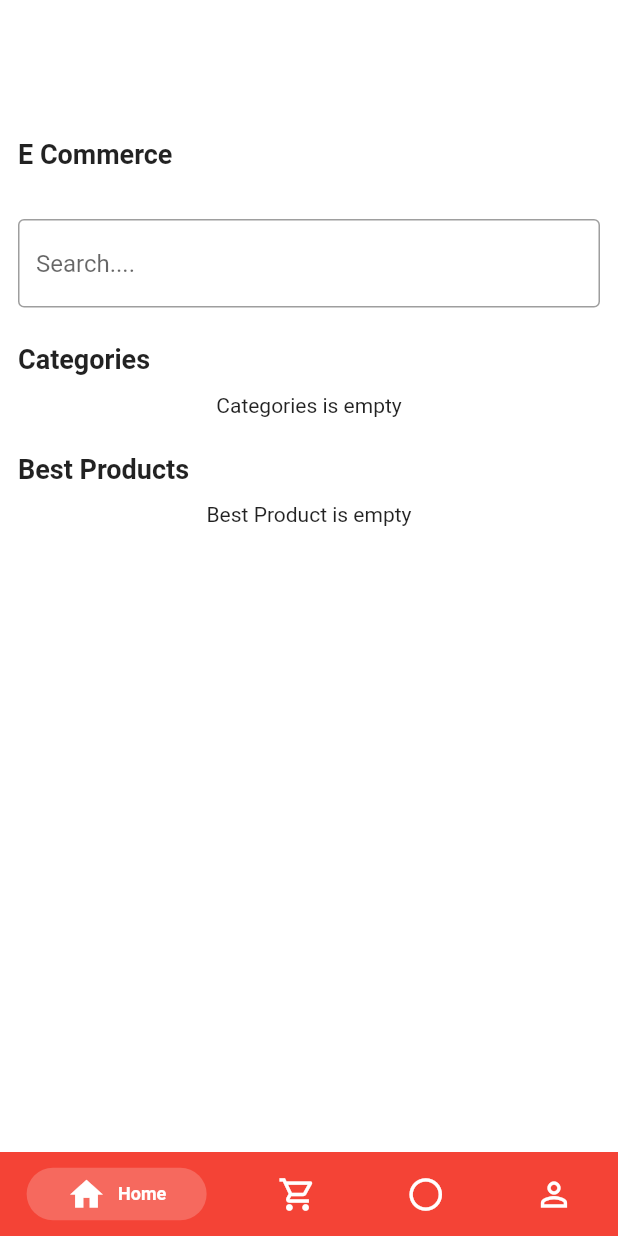
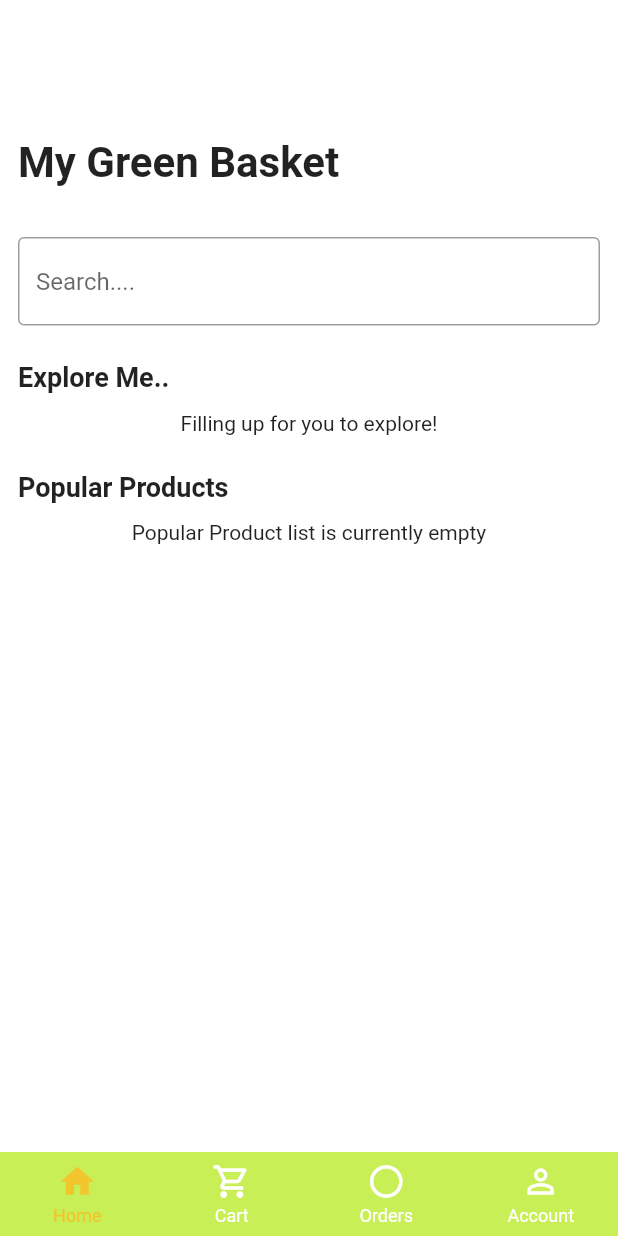
Before and after one commit to deepi-badshah/my_green_basket, a Flutter app: the screen it shows once a user with an empty profile is signed in, on a phone screen of 412 x 824 dp. Run offline on Flutter 3.47's test engine with Material 2 defaults, Android fonts, the light colour scheme and no system bars; drawn by our look-alikes of persistent_bottom_nav_bar; our stand-ins replace cloud_firestore, firebase_auth, firebase_core, firebase_messaging, firebase_storage, fluttertoast and 1 more; missing offline and left inert: flutter_stripe; accounts and stored records are empty.

Commit message:
product deatials updated

```diff
--- a/lib/constants/constants.dart
+++ b/lib/constants/constants.dart
@@ -19,7 +19,7 @@ showLoaderDialog(BuildContext context) {
           mainAxisSize: MainAxisSize.min,
           children: [
             const CircularProgressIndicator(
-              color: Color(0xffe16555),
+              color: Color.fromARGB(179, 177, 232, 14),
             ),
             const SizedBox(
               height: 18.0,
--- a/lib/constants/theme.dart
+++ b/lib/constants/theme.dart
@@ -2,15 +2,17 @@ import 'package:flutter/material.dart';
 
 ThemeData themeData = ThemeData(
     scaffoldBackgroundColor: Colors.white,
-  primaryColor: Colors.red,
+    primaryColor: Color.fromARGB(179, 177, 232, 14),
     outlinedButtonTheme: OutlinedButtonThemeData(
         style: OutlinedButton.styleFrom(
-          foregroundColor: Colors.red,
+            foregroundColor: Color.fromARGB(179, 177, 232, 14),
             textStyle: const TextStyle(
-            color: Colors.red,
+              color: Color.fromARGB(179, 177, 232, 14),
             ),
-          side: const BorderSide(color: Colors.red, width: 1.7),
-          disabledForegroundColor: Colors.red.withOpacity(0.38))),
+            side: const BorderSide(
+                color: Color.fromARGB(179, 177, 232, 14), width: 1.7),
+            disabledForegroundColor:
+                Color.fromARGB(179, 177, 232, 14).withOpacity(0.38))),
     inputDecorationTheme: InputDecorationTheme(
       border: outlineInputBorder,
       errorBorder: outlineInputBorder,
@@ -22,24 +24,20 @@ ThemeData themeData = ThemeData(
     ),
     elevatedButtonTheme: ElevatedButtonThemeData(
       style: ElevatedButton.styleFrom(
-      backgroundColor: Colors.red,
+        backgroundColor: Color.fromARGB(179, 177, 232, 14),
         textStyle: const TextStyle(
           fontSize: 18.0,
         ),
         disabledBackgroundColor: Colors.grey,
       ),
     ),
-  primarySwatch:Colors.red ,
-  canvasColor:  Colors.red,
+    primarySwatch: Colors.red,
+    canvasColor: Colors.red,
     appBarTheme: const AppBarTheme(
         backgroundColor: Colors.white,
         elevation: 0.0,
-    toolbarTextStyle: TextStyle(
-      color: Colors.black
-    ),
-    iconTheme: IconThemeData(color: Colors.black)
-  )
-);
+        toolbarTextStyle: TextStyle(color: Colors.black),
+        iconTheme: IconThemeData(color: Colors.black)));
 
 OutlineInputBorder outlineInputBorder = const OutlineInputBorder(
   borderSide: BorderSide(
--- a/lib/main.dart
+++ b/lib/main.dart
@@ -29,7 +29,7 @@ class MyApp extends StatelessWidget {
       create: (context) => AppProvider(),
       child: MaterialApp(
         debugShowCheckedModeBanner: false,
-        title: 'Youtube E-Commerce',
+        title: 'My Green Basket',
         theme: themeData,
         home: StreamBuilder(
           stream: FirebaseAuthHelper.instance.getAuthChange,
--- a/lib/screens/auth_ui/login/login.dart
+++ b/lib/screens/auth_ui/login/login.dart
@@ -28,12 +28,12 @@ class _LoginState extends State<Login> {
     return Scaffold(
       body: SingleChildScrollView(
         child: Padding(
-          padding: const EdgeInsets.all(12.0),
+          padding:
+              const EdgeInsets.only(left: 20, right: 20, top: 10, bottom: 10),
           child: Column(
             crossAxisAlignment: CrossAxisAlignment.start,
             children: [
-              const TopTitles(
-                  subtitle: "Welcome Back To E Commerce App", title: "Login"),
+              const TopTitles(subtitle: "Hey! Welcome Again", title: "Login"),
               const SizedBox(
                 height: 46.0,
               ),
--- a/lib/screens/auth_ui/welcome/welcome.dart
+++ b/lib/screens/auth_ui/welcome/welcome.dart
@@ -14,12 +14,13 @@ class Welcome extends StatelessWidget {
   Widget build(BuildContext context) {
     return Scaffold(
       body: Padding(
-        padding: const EdgeInsets.all(12.0),
+        padding:
+            const EdgeInsets.only(left: 20, right: 20, top: 10, bottom: 10),
         child: Column(
           crossAxisAlignment: CrossAxisAlignment.start,
           children: [
             const TopTitles(
-                subtitle: "Buy AnyItems From Using App ", title: "Welcome"),
+                subtitle: "Taste the nature's art", title: "Hello!"),
             Center(
               child: Image.asset(
                 AssetsImages.instance.welcomeImage,
--- a/lib/screens/custom_bottom_bar/custom_bottom_bar.dart
+++ b/lib/screens/custom_bottom_bar/custom_bottom_bar.dart
@@ -32,28 +32,28 @@ class _CustomBottomBarState extends State<CustomBottomBar> {
           icon: const Icon(Icons.home),
           inactiveIcon: const Icon(Icons.home_outlined),
           title: "Home",
-          activeColorPrimary: Colors.white,
+          activeColorPrimary: Color.fromARGB(252, 243, 196, 43),
           inactiveColorPrimary: Colors.white,
         ),
         PersistentBottomNavBarItem(
           icon: const Icon(Icons.shopping_cart),
           inactiveIcon: const Icon(Icons.shopping_cart_outlined),
           title: "Cart",
-          activeColorPrimary: Colors.white,
+          activeColorPrimary: Color.fromARGB(252, 243, 196, 43),
           inactiveColorPrimary: Colors.white,
         ),
         PersistentBottomNavBarItem(
           icon: const Icon(Icons.circle_rounded),
           inactiveIcon: const Icon(Icons.circle_outlined),
           title: "Orders",
-          activeColorPrimary: Colors.white,
+          activeColorPrimary: Color.fromARGB(252, 243, 196, 43),
           inactiveColorPrimary: Colors.white,
         ),
         PersistentBottomNavBarItem(
           icon: const Icon(Icons.person),
           inactiveIcon: const Icon(Icons.person_outline),
           title: "Account",
-          activeColorPrimary: Colors.white,
+          activeColorPrimary: Color.fromARGB(252, 243, 196, 43),
           inactiveColorPrimary: Colors.white,
         ),
       ];
@@ -71,9 +71,10 @@ class _CustomBottomBarState extends State<CustomBottomBar> {
               : kBottomNavigationBarHeight,
           bottomScreenMargin: 0,
 
-          backgroundColor: Theme.of(context).primaryColor,
+          backgroundColor: Color.fromARGB(179, 177, 232, 14),
           hideNavigationBar: _hideNavBar,
-          decoration: const NavBarDecoration(colorBehindNavBar: Colors.indigo),
+          decoration: const NavBarDecoration(
+              colorBehindNavBar: Color.fromARGB(179, 177, 232, 14)),
           itemAnimationProperties: const ItemAnimationProperties(
             duration: Duration(milliseconds: 400),
             curve: Curves.ease,
@@ -81,8 +82,8 @@ class _CustomBottomBarState extends State<CustomBottomBar> {
           screenTransitionAnimation: const ScreenTransitionAnimation(
             animateTabTransition: true,
           ),
-          navBarStyle:
-              NavBarStyle.style1, // Choose the nav bar style with this property
+          navBarStyle: NavBarStyle
+              .neumorphic, // Choose the nav bar style with this property
         ),
       );
 }
--- a/lib/screens/home/home.dart
+++ b/lib/screens/home/home.dart
@@ -66,7 +66,9 @@ class _HomeState extends State<Home> {
                 height: 100,
                 width: 100,
                 alignment: Alignment.center,
-                child: const CircularProgressIndicator(),
+                child: const CircularProgressIndicator(
+                  color: Color.fromARGB(179, 177, 232, 14),
+                ),
               ),
             )
           : SingleChildScrollView(
@@ -78,7 +80,7 @@ class _HomeState extends State<Home> {
                     child: Column(
                       crossAxisAlignment: CrossAxisAlignment.start,
                       children: [
-                        const TopTitles(subtitle: "", title: "E Commerce"),
+                        const TopTitles(subtitle: "", title: "My Green Basket"),
                         TextFormField(
                           controller: search,
                           onChanged: (String value) {
@@ -91,7 +93,7 @@ class _HomeState extends State<Home> {
                           height: 24.0,
                         ),
                         const Text(
-                          "Categories",
+                          "Explore Me..",
                           style: TextStyle(
                             fontSize: 18.0,
                             fontWeight: FontWeight.bold,
@@ -102,7 +104,7 @@ class _HomeState extends State<Home> {
                   ),
                   categoriesList.isEmpty
                       ? const Center(
-                          child: Text("Categories is empty"),
+                          child: Text("Filling up for you to explore!"),
                         )
                       : SingleChildScrollView(
                           scrollDirection: Axis.horizontal,
@@ -145,7 +147,7 @@ class _HomeState extends State<Home> {
                       ? const Padding(
                           padding: EdgeInsets.only(top: 12.0, left: 12.0),
                           child: Text(
-                            "Best Products",
+                            "Popular Products",
                             style: TextStyle(
                               fontSize: 18.0,
                               fontWeight: FontWeight.bold,
@@ -206,7 +208,7 @@ class _HomeState extends State<Home> {
                                             ),
                                           ),
                                           Text(
-                                              "Price: \$${singleProduct.price}"),
+                                              "Price: \u{20B9}${singleProduct.price}"),
                                           const SizedBox(
                                             height: 30.0,
                                           ),
@@ -222,7 +224,7 @@ class _HomeState extends State<Home> {
                                                     context: context);
                                               },
                                               child: const Text(
-                                                "Buy",
+                                                "Buy Me",
                                               ),
                                             ),
                                           ),
@@ -233,7 +235,8 @@ class _HomeState extends State<Home> {
                             )
                           : productModelList.isEmpty
                               ? const Center(
-                                  child: Text("Best Product is empty"),
+                                  child: Text(
+                                      "Popular Product list is currently empty"),
                                 )
                               : Padding(
                                   padding: const EdgeInsets.all(12.0),
@@ -281,7 +284,7 @@ class _HomeState extends State<Home> {
                                                 ),
                                               ),
                                               Text(
-                                                  "Price: \$${singleProduct.price}"),
+                                                  "Price: \u{20B9}${singleProduct.price}"),
                                               const SizedBox(
                                                 height: 30.0,
                                               ),
@@ -296,8 +299,26 @@ class _HomeState extends State<Home> {
                                                                 singleProduct),
                                                         context: context);
                                                   },
+                                                  style:
+                                                      OutlinedButton.styleFrom(
+                                                          backgroundColor:
+                                                              const Color
+                                                                      .fromARGB(
+                                                                  252,
+                                                                  243,
+                                                                  196,
+                                                                  43),
+                                                          side:
+                                                              const BorderSide(
+                                                                  color: Colors
+                                                                      .amber)),
                                                   child: const Text(
-                                                    "Buy",
+                                                    "Buy Me",
+                                                    style: TextStyle(
+                                                        fontWeight:
+                                                            FontWeight.w600,
+                                                        fontSize: 14,
+                                                        color: Colors.white),
                                                   ),
                                                 ),
                                               ),
--- a/lib/widgets/top_titles/top_titles.dart
+++ b/lib/widgets/top_titles/top_titles.dart
@@ -24,7 +24,7 @@ class TopTitles extends StatelessWidget {
         Text(
           title,
           style: const TextStyle(
-            fontSize: 18.0,
+            fontSize: 28.0,
             fontWeight: FontWeight.bold,
           ),
         ),
```
Also changed, not shown: lib/screens/auth_ui/sign_up/sign_up.dart (+11 -6 lines), lib/screens/product_details/product_details.dart (+16 -6 lines), lib/widgets/big_text.dart (added, +30 -0 lines), assets/images/tag_line.png (added). Lines whose indentation alone changed are shown as unchanged.
